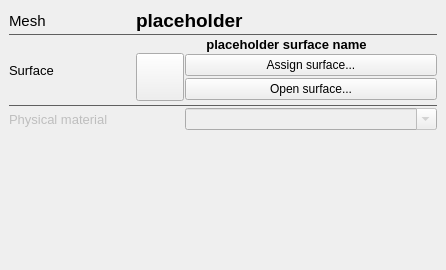
The window that code/qttoolkit/contentbrowser/ui/modelnodeinfowidget.ui (gscept/nebula-trifid) describes before a commit, drawn with Qt 5.
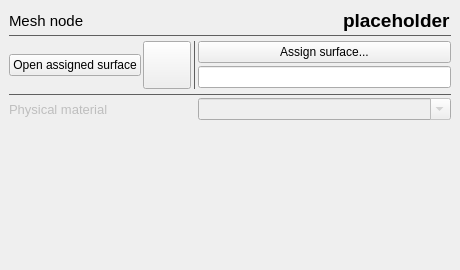
The same window after the commit.

```diff
--- a/code/qttoolkit/contentbrowser/ui/modelnodeinfowidget.ui
+++ b/code/qttoolkit/contentbrowser/ui/modelnodeinfowidget.ui
@@ -6,7 +6,7 @@
    <rect>
     <x>0</x>
     <y>0</y>
-    <width>446</width>
+    <width>460</width>
     <height>270</height>
    </rect>
   </property>
@@ -34,11 +34,7 @@
    <bool>true</bool>
   </property>
   <property name="styleSheet">
-   <string notr="true">QToolTip
-{
-background-color: transparent;
-border: 0;
-}</string>
+   <string notr="true"/>
   </property>
   <property name="frameShape">
    <enum>QFrame::NoFrame</enum>
@@ -51,54 +47,32 @@
     <number>9</number>
    </property>
    <property name="spacing">
-    <number>1</number>
+    <number>2</number>
    </property>
-   <item row="9" column="0">
-    <widget class="QLabel" name="label_3">
-     <property name="enabled">
-      <bool>false</bool>
-     </property>
-     <property name="font">
-      <font>
-       <family>Segoe UI</family>
-       <pointsize>10</pointsize>
-      </font>
-     </property>
-     <property name="text">
-      <string>Physical material</string>
-     </property>
-    </widget>
-   </item>
-   <item row="2" column="0" colspan="4">
-    <widget class="Line" name="line">
+   <item row="4" column="3" rowspan="2">
+    <widget class="Line" name="line_3">
      <property name="styleSheet">
       <string notr="true">QFrame{ color:rgb(95, 95, 95); }</string>
      </property>
      <property name="frameShadow">
       <enum>QFrame::Plain</enum>
      </property>
-     <property name="lineWidth">
-      <number>1</number>
-     </property>
      <property name="orientation">
-      <enum>Qt::Horizontal</enum>
+      <enum>Qt::Vertical</enum>
      </property>
     </widget>
    </item>
-   <item row="8" column="0" colspan="4">
-    <widget class="Line" name="line_2">
-     <property name="styleSheet">
-      <string notr="true">QFrame{ color:rgb(95, 95, 95); }</string>
+   <item row="5" column="4" colspan="4">
+    <widget class="QLineEdit" name="surfacePath">
+     <property name="toolTip">
+      <string>Name of surface.</string>
      </property>
-     <property name="frameShadow">
-      <enum>QFrame::Plain</enum>
+     <property name="alignment">
+      <set>Qt::AlignCenter</set>
      </property>
-     <property name="orientation">
-      <enum>Qt::Horizontal</enum>
-     </property>
     </widget>
    </item>
-   <item row="10" column="0" colspan="4">
+   <item row="9" column="0" colspan="8">
     <spacer name="verticalSpacer">
      <property name="orientation">
       <enum>Qt::Vertical</enum>
@@ -111,7 +85,113 @@
      </property>
     </spacer>
    </item>
-   <item row="0" column="1" rowspan="2" colspan="3">
+   <item row="7" column="0" colspan="8">
+    <widget class="Line" name="line_2">
+     <property name="styleSheet">
+      <string notr="true">QFrame{ color:rgb(95, 95, 95); }</string>
+     </property>
+     <property name="frameShadow">
+      <enum>QFrame::Plain</enum>
+     </property>
+     <property name="orientation">
+      <enum>Qt::Horizontal</enum>
+     </property>
+    </widget>
+   </item>
+   <item row="2" column="0" colspan="8">
+    <widget class="Line" name="line">
+     <property name="styleSheet">
+      <string notr="true">QFrame{ color:rgb(95, 95, 95); }</string>
+     </property>
+     <property name="frameShadow">
+      <enum>QFrame::Plain</enum>
+     </property>
+     <property name="lineWidth">
+      <number>1</number>
+     </property>
+     <property name="orientation">
+      <enum>Qt::Horizontal</enum>
+     </property>
+    </widget>
+   </item>
+   <item row="4" column="4" colspan="4">
+    <widget class="QPushButton" name="assignSurfaceButton">
+     <property name="toolTip">
+      <string>Opens the asset browser and lets you select a surface to assign.</string>
+     </property>
+     <property name="text">
+      <string>Assign surface...</string>
+     </property>
+    </widget>
+   </item>
+   <item row="3" column="0" rowspan="4" colspan="2">
+    <widget class="QPushButton" name="editSurfaceButton">
+     <property name="sizePolicy">
+      <sizepolicy hsizetype="Minimum" vsizetype="Fixed">
+       <horstretch>0</horstretch>
+       <verstretch>0</verstretch>
+      </sizepolicy>
+     </property>
+     <property name="minimumSize">
+      <size>
+       <width>50</width>
+       <height>0</height>
+      </size>
+     </property>
+     <property name="toolTip">
+      <string>Opens the assigned surface in the surface editor.</string>
+     </property>
+     <property name="text">
+      <string>Open assigned surface</string>
+     </property>
+    </widget>
+   </item>
+   <item row="4" column="2" rowspan="2">
+    <widget class="QPushButton" name="surfaceButton">
+     <property name="sizePolicy">
+      <sizepolicy hsizetype="Fixed" vsizetype="Fixed">
+       <horstretch>0</horstretch>
+       <verstretch>0</verstretch>
+      </sizepolicy>
+     </property>
+     <property name="minimumSize">
+      <size>
+       <width>48</width>
+       <height>48</height>
+      </size>
+     </property>
+     <property name="text">
+      <string/>
+     </property>
+    </widget>
+   </item>
+   <item row="8" column="4" colspan="4">
+    <widget class="QComboBox" name="physicsMaterialBox">
+     <property name="enabled">
+      <bool>false</bool>
+     </property>
+     <property name="editable">
+      <bool>true</bool>
+     </property>
+    </widget>
+   </item>
+   <item row="8" column="0" colspan="3">
+    <widget class="QLabel" name="label_3">
+     <property name="enabled">
+      <bool>false</bool>
+     </property>
+     <property name="font">
+      <font>
+       <family>Segoe UI</family>
+       <pointsize>10</pointsize>
+      </font>
+     </property>
+     <property name="text">
+      <string>Physical material</string>
+     </property>
+    </widget>
+   </item>
+   <item row="0" column="7" rowspan="2">
     <widget class="QLabel" name="nodeName">
      <property name="font">
       <font>
@@ -129,7 +209,7 @@
      </property>
     </widget>
    </item>
-   <item row="0" column="0" rowspan="2">
+   <item row="0" column="0" rowspan="2" colspan="7">
     <widget class="QLabel" name="label">
      <property name="font">
       <font>
@@ -141,99 +221,13 @@
       <enum>Qt::LeftToRight</enum>
      </property>
      <property name="text">
-      <string>Mesh</string>
+      <string>Mesh node</string>
      </property>
      <property name="alignment">
       <set>Qt::AlignLeading|Qt::AlignLeft|Qt::AlignVCenter</set>
      </property>
     </widget>
    </item>
-   <item row="9" column="2" colspan="2">
-    <widget class="QComboBox" name="physicsMaterialBox">
-     <property name="enabled">
-      <bool>false</bool>
-     </property>
-     <property name="editable">
-      <bool>true</bool>
-     </property>
-    </widget>
-   </item>
-   <item row="3" column="0" rowspan="5">
-    <widget class="QLabel" name="label_2">
-     <property name="font">
-      <font>
-       <family>Segoe UI</family>
-       <pointsize>10</pointsize>
-      </font>
-     </property>
-     <property name="text">
-      <string>Surface</string>
-     </property>
-    </widget>
-   </item>
-   <item row="3" column="1" colspan="3">
-    <widget class="QLabel" name="surfaceName">
-     <property name="font">
-      <font>
-       <family>Segoe UI</family>
-       <pointsize>10</pointsize>
-       <weight>75</weight>
-       <bold>true</bold>
-      </font>
-     </property>
-     <property name="text">
-      <string>placeholder surface name</string>
-     </property>
-     <property name="alignment">
-      <set>Qt::AlignCenter</set>
-     </property>
-    </widget>
-   </item>
-   <item row="4" column="1" rowspan="2">
-    <widget class="QPushButton" name="surfaceButton">
-     <property name="sizePolicy">
-      <sizepolicy hsizetype="Fixed" vsizetype="Fixed">
-       <horstretch>0</horstretch>
-       <verstretch>0</verstretch>
-      </sizepolicy>
-     </property>
-     <property name="minimumSize">
-      <size>
-       <width>48</width>
-       <height>48</height>
-      </size>
-     </property>
-     <property name="text">
-      <string/>
-     </property>
-    </widget>
-   </item>
-   <item row="4" column="2" colspan="2">
-    <widget class="QPushButton" name="assignSurfaceButton">
-     <property name="text">
-      <string>Assign surface...</string>
-     </property>
-    </widget>
-   </item>
-   <item row="5" column="2" colspan="2">
-    <widget class="QPushButton" name="editSurfaceButton">
-     <property name="sizePolicy">
-      <sizepolicy hsizetype="Minimum" vsizetype="Fixed">
-       <horstretch>0</horstretch>
-       <verstretch>0</verstretch>
-      </sizepolicy>
-     </property>
-     <property name="minimumSize">
-      <size>
-       <width>50</width>
-       <height>0</height>
-      </size>
-     </property>
-     <property name="text">
-      <string>Open surface...</string>
-     </property>
-    </widget>
-   </item>
   </layout>
  </widget>
  <resources/>
```
